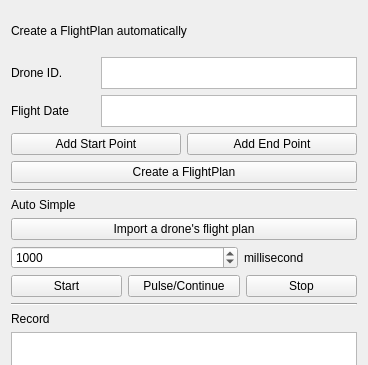
Dave0126/N7_Long_Project, file src/frontend/UI/simulation2Widget.ui: the form before one commit; both pictures show x 0 to 368 and y 0 to 365 of the 368 by 662 pixel window.
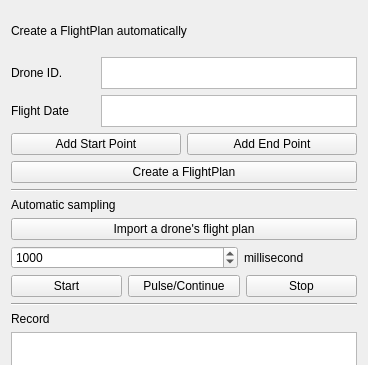
The form after the commit.

```diff
--- a/src/frontend/UI/simulation2Widget.ui
+++ b/src/frontend/UI/simulation2Widget.ui
@@ -170,7 +170,7 @@
      <item>
       <widget class="QLabel" name="label_3">
        <property name="text">
-        <string>Auto Simple</string>
+        <string>Automatic sampling</string>
        </property>
       </widget>
      </item>
```
Left out of the diff: 4 changed lines with no effect on the pictures.
